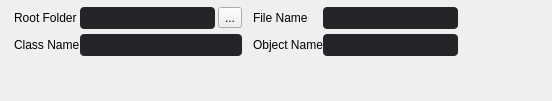
This is clo3d/widgets/ui/BaseUIExporterSettingsBlockContainerWidget.ui in e-e-m-i-l-e-e/Chrysalis as Qt 5 draws it before an edit. The edited form follows.
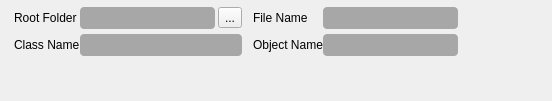
This is the edited form. Icons and pictures are not drawn. Custom widgets are drawn as their Qt base class.

```diff
--- a/clo3d/widgets/ui/BaseUIExporterSettingsBlockContainerWidget.ui
+++ b/clo3d/widgets/ui/BaseUIExporterSettingsBlockContainerWidget.ui
@@ -73,17 +73,18 @@
      </widget>
      <widget class="QWidget" name="settingsBlockContent">
       <property name="styleSheet">
-       <string notr="true">QLineEdit {
-    border-radius: 4px;
-    background: rgba(37, 37, 40, 255);
-    color: rgba(225, 225, 228, 255);
-    font-family: Inter;
-    font-size: 12px;
-    letter-spacing: 0px;
-    min-height: 22px;
-    max-height: 22px;
-    padding: 0px 6px;
-}
+       <string notr="true">
+        QLineEdit {
+        border-radius: 4px;
+        background: rgba(0, 0, 0, 77);
+        color: rgba(225, 225, 228, 255);
+        font-family: Inter;
+        font-size: 12px;
+        letter-spacing: 0px;
+        min-height: 22px;
+        max-height: 22px;
+        padding: 0px 6px;
+        }
 
 QLineEdit:hover {
     background: rgba(37, 37, 40, 255);
@@ -95,21 +96,22 @@
     color: rgba(110, 185, 255, 255);
 }
 
-QLineEdit[widget-type=&quot;Warning&quot;] {
-    background: rgba(40, 32, 35, 255);
-    color: rgba(255, 97, 125, 255);
-}
+        QLineEdit[widget-type=&quot;Warning&quot;] {
+        background: rgba(40, 32, 35, 255);
+        color: rgba(255, 97, 125, 255);
+        }
 
-QLineEdit[readOnly=&quot;true&quot;],
-QLineEdit[widget-type=&quot;ReadOnly&quot;] {
-    background: transparent;
-    color: rgba(153, 153, 156, 255);
-}
+        QLineEdit[readOnly=&quot;true&quot;],
+        QLineEdit[widget-type=&quot;ReadOnly&quot;] {
+        background: transparent;
+        color: rgba(153, 153, 156, 255);
+        }
 
-QLineEdit:disabled {
-    background: rgba(0, 0, 0, 77);
-    color: rgba(70, 70, 73, 255);
-}</string>
+        QLineEdit:disabled {
+        background: rgba(37, 37, 40, 255);
+        color: rgba(70, 70, 73, 255);
+        }
+       </string>
       </property>
       <layout class="QVBoxLayout" name="layout_2">
        <property name="spacing">
```
Left out of the diff: 16 changed lines with no effect on the pictures.
